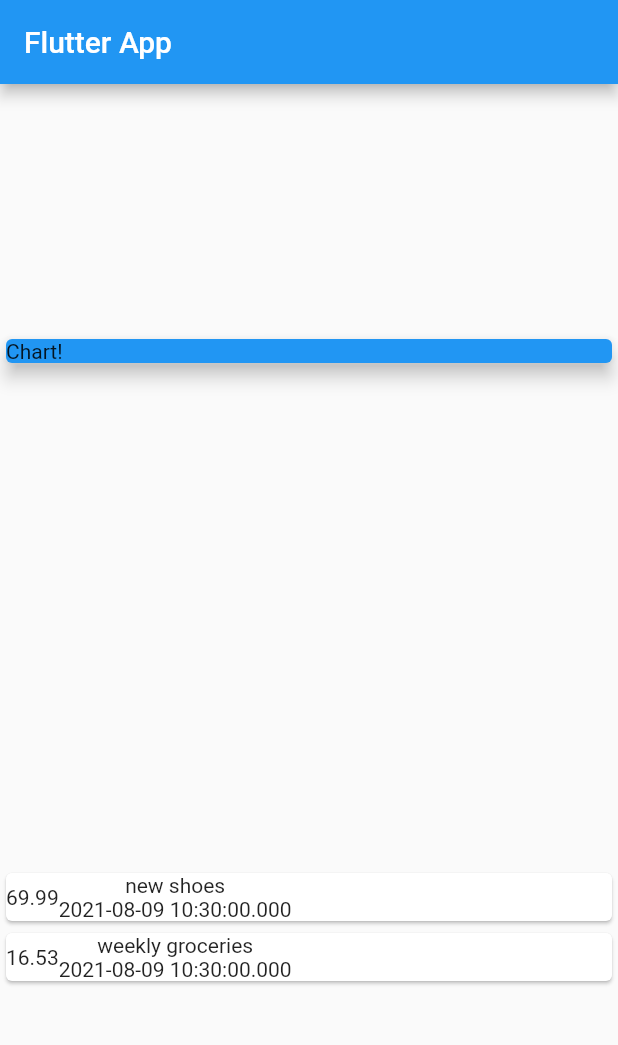
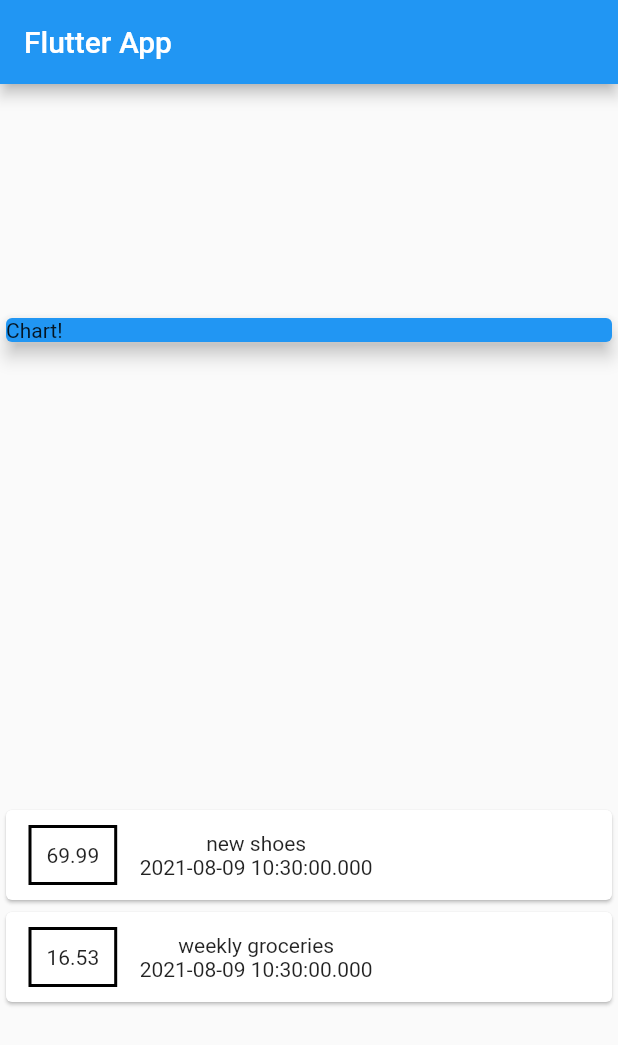
Before and after one commit to Lionel-P-Ablus/demo_02, a Flutter app: the screen it shows after launch, on a phone screen of 412 x 824 dp. Shown: the top 1045 px of the screen. Run offline on Flutter 3.47's test engine with Material 2 defaults, Android fonts, the light colour scheme and no system bars.

Commit message:
styling container

```diff
--- a/lib/main.dart
+++ b/lib/main.dart
@@ -53,6 +53,17 @@ class MyHomePage extends StatelessWidget {
                 child: Row(
                   children: [
                     Container(
+                      margin: EdgeInsets.symmetric(
+                        vertical: 10,
+                        horizontal: 15,
+                      ),
+                      decoration: BoxDecoration(
+                        border: Border.all(
+                          color: Colors.black,
+                          width: 2,
+                        ),
+                      ),
+                      padding: EdgeInsets.all(10),
                       child: Text(
                         tx.amount.toString(),
                       ),
```
